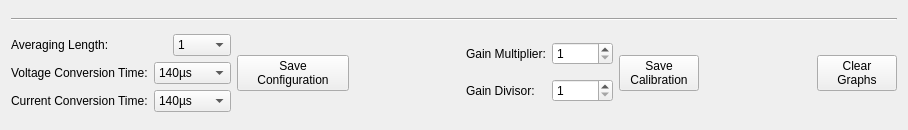
Qt form src/brickv/plugin_system/plugins/voltage_current_v2/ui/voltage_current_v2.ui (Tinkerforge/brickv) before a commit.
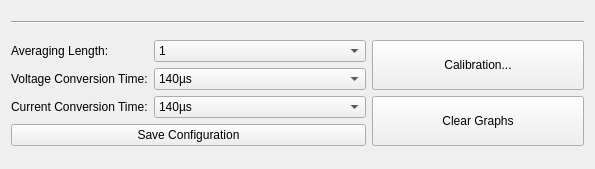
The same form after that commit.

Commit message: voltage-current-v2: Add plugin

```diff
--- a/src/brickv/plugin_system/plugins/voltage_current_v2/ui/voltage_current_v2.ui
+++ b/src/brickv/plugin_system/plugins/voltage_current_v2/ui/voltage_current_v2.ui
@@ -6,8 +6,8 @@
    <rect>
     <x>0</x>
     <y>0</y>
-    <width>908</width>
-    <height>130</height>
+    <width>595</width>
+    <height>169</height>
    </rect>
   </property>
   <property name="windowTitle">
@@ -22,315 +22,232 @@
     </widget>
    </item>
    <item>
-    <layout class="QHBoxLayout" name="horizontalLayout">
-     <item>
-      <layout class="QVBoxLayout" name="verticalLayout_3">
-       <item>
-        <layout class="QHBoxLayout" name="horizontalLayout_4">
-         <item>
-          <widget class="QLabel" name="label_5">
-           <property name="text">
-            <string>Averaging Length:</string>
-           </property>
-          </widget>
-         </item>
-         <item>
-          <widget class="QComboBox" name="averaging_box">
-           <property name="sizePolicy">
-            <sizepolicy hsizetype="Fixed" vsizetype="Fixed">
-             <horstretch>0</horstretch>
-             <verstretch>0</verstretch>
-            </sizepolicy>
-           </property>
-           <item>
-            <property name="text">
-             <string>1</string>
-            </property>
-           </item>
-           <item>
-            <property name="text">
-             <string>4</string>
-            </property>
-           </item>
-           <item>
-            <property name="text">
-             <string>16</string>
-            </property>
-           </item>
-           <item>
-            <property name="text">
-             <string>64</string>
-            </property>
-           </item>
-           <item>
-            <property name="text">
-             <string>128</string>
-            </property>
-           </item>
-           <item>
-            <property name="text">
-             <string>256</string>
-            </property>
-           </item>
-           <item>
-            <property name="text">
-             <string>512</string>
-            </property>
-           </item>
-           <item>
-            <property name="text">
-             <string>1024</string>
-            </property>
-           </item>
-          </widget>
-         </item>
-        </layout>
-       </item>
-       <item>
-        <layout class="QHBoxLayout" name="horizontalLayout_5">
-         <item>
-          <widget class="QLabel" name="label_6">
-           <property name="text">
-            <string>Voltage Conversion Time:</string>
-           </property>
-          </widget>
-         </item>
-         <item>
-          <widget class="QComboBox" name="voltage_box">
-           <property name="sizePolicy">
-            <sizepolicy hsizetype="Fixed" vsizetype="Fixed">
-             <horstretch>0</horstretch>
-             <verstretch>0</verstretch>
-            </sizepolicy>
-           </property>
-           <item>
-            <property name="text">
-             <string>140µs</string>
-            </property>
-           </item>
-           <item>
-            <property name="text">
-             <string>204µs</string>
-            </property>
-           </item>
-           <item>
-            <property name="text">
-             <string>332µs</string>
-            </property>
-           </item>
-           <item>
-            <property name="text">
-             <string>588µs</string>
-            </property>
-           </item>
-           <item>
-            <property name="text">
-             <string>1.1ms</string>
-            </property>
-           </item>
-           <item>
-            <property name="text">
-             <string>2.116ms</string>
-            </property>
-           </item>
-           <item>
-            <property name="text">
-             <string>4.156ms</string>
-            </property>
-           </item>
-           <item>
-            <property name="text">
-             <string>8.244ms</string>
-            </property>
-           </item>
-          </widget>
-         </item>
-        </layout>
-       </item>
-       <item>
-        <layout class="QHBoxLayout" name="horizontalLayout_6">
-         <item>
-          <widget class="QLabel" name="label_7">
-           <property name="text">
-            <string>Current Conversion Time:</string>
-           </property>
-          </widget>
-         </item>
-         <item>
-          <widget class="QComboBox" name="current_box">
-           <property name="sizePolicy">
-            <sizepolicy hsizetype="Fixed" vsizetype="Fixed">
-             <horstretch>0</horstretch>
-             <verstretch>0</verstretch>
-            </sizepolicy>
-           </property>
-           <item>
-            <property name="text">
-             <string>140µs</string>
-            </property>
-           </item>
-           <item>
-            <property name="text">
-             <string>204µs</string>
-            </property>
-           </item>
-           <item>
-            <property name="text">
-             <string>332µs</string>
-            </property>
-           </item>
-           <item>
-            <property name="text">
-             <string>588µs</string>
-            </property>
-           </item>
-           <item>
-            <property name="text">
-             <string>1.1ms</string>
-            </property>
-           </item>
-           <item>
-            <property name="text">
-             <string>2.116ms</string>
-            </property>
-           </item>
-           <item>
-            <property name="text">
-             <string>4.156ms</string>
-            </property>
-           </item>
-           <item>
-            <property name="text">
-             <string>8.244ms</string>
-            </property>
-           </item>
-          </widget>
-         </item>
-        </layout>
-       </item>
-      </layout>
+    <layout class="QGridLayout" name="gridLayout_6">
+     <item row="2" column="0">
+      <widget class="QLabel" name="label_7">
+       <property name="sizePolicy">
+        <sizepolicy hsizetype="Minimum" vsizetype="Preferred">
+         <horstretch>0</horstretch>
+         <verstretch>0</verstretch>
+        </sizepolicy>
+       </property>
+       <property name="text">
+        <string>Current Conversion Time:</string>
+       </property>
+      </widget>
      </item>
-     <item>
-      <widget class="QPushButton" name="save_conf_button">
+     <item row="2" column="1">
+      <widget class="QComboBox" name="current_box">
        <property name="sizePolicy">
         <sizepolicy hsizetype="Expanding" vsizetype="Fixed">
          <horstretch>0</horstretch>
          <verstretch>0</verstretch>
         </sizepolicy>
        </property>
+       <item>
+        <property name="text">
+         <string>140µs</string>
+        </property>
+       </item>
+       <item>
+        <property name="text">
+         <string>204µs</string>
+        </property>
+       </item>
+       <item>
+        <property name="text">
+         <string>332µs</string>
+        </property>
+       </item>
+       <item>
+        <property name="text">
+         <string>588µs</string>
+        </property>
+       </item>
+       <item>
+        <property name="text">
+         <string>1.1ms</string>
+        </property>
+       </item>
+       <item>
+        <property name="text">
+         <string>2.116ms</string>
+        </property>
+       </item>
+       <item>
+        <property name="text">
+         <string>4.156ms</string>
+        </property>
+       </item>
+       <item>
+        <property name="text">
+         <string>8.244ms</string>
+        </property>
+       </item>
+      </widget>
+     </item>
+     <item row="0" column="2" rowspan="2">
+      <widget class="QPushButton" name="button_calibration">
+       <property name="sizePolicy">
+        <sizepolicy hsizetype="Expanding" vsizetype="Expanding">
+         <horstretch>0</horstretch>
+         <verstretch>0</verstretch>
+        </sizepolicy>
+       </property>
        <property name="text">
-        <string>Save
-Configuration</string>
+        <string>Calibration...</string>
        </property>
       </widget>
      </item>
-     <item>
-      <spacer name="horizontalSpacer">
-       <property name="orientation">
-        <enum>Qt::Horizontal</enum>
-       </property>
-       <property name="sizeHint" stdset="0">
-        <size>
-         <width>40</width>
-         <height>20</height>
-        </size>
-       </property>
-      </spacer>
-     </item>
-     <item>
-      <layout class="QHBoxLayout" name="layout_cal">
-       <item>
-        <layout class="QVBoxLayout" name="verticalLayout_2">
-         <item>
-          <layout class="QHBoxLayout" name="horizontalLayout_2">
-           <item>
-            <widget class="QLabel" name="label_2">
-             <property name="text">
-              <string>Gain Multiplier:</string>
-             </property>
-            </widget>
-           </item>
-           <item>
-            <widget class="QSpinBox" name="gainmul_spinbox">
-             <property name="sizePolicy">
-              <sizepolicy hsizetype="Fixed" vsizetype="Fixed">
-               <horstretch>0</horstretch>
-               <verstretch>0</verstretch>
-              </sizepolicy>
-             </property>
-             <property name="minimum">
-              <number>1</number>
-             </property>
-             <property name="maximum">
-              <number>65536</number>
-             </property>
-            </widget>
-           </item>
-          </layout>
-         </item>
-         <item>
-          <layout class="QHBoxLayout" name="horizontalLayout_3">
-           <item>
-            <widget class="QLabel" name="label_3">
-             <property name="text">
-              <string>Gain Divisor:</string>
-             </property>
-            </widget>
-           </item>
-           <item>
-            <widget class="QSpinBox" name="gaindiv_spinbox">
-             <property name="sizePolicy">
-              <sizepolicy hsizetype="Fixed" vsizetype="Fixed">
-               <horstretch>0</horstretch>
-               <verstretch>0</verstretch>
-              </sizepolicy>
-             </property>
-             <property name="minimum">
-              <number>1</number>
-             </property>
-             <property name="maximum">
-              <number>65536</number>
-             </property>
-            </widget>
-           </item>
-          </layout>
-         </item>
-        </layout>
-       </item>
-       <item>
-        <widget class="QPushButton" name="save_cal_button">
-         <property name="sizePolicy">
-          <sizepolicy hsizetype="Expanding" vsizetype="Fixed">
-           <horstretch>0</horstretch>
-           <verstretch>0</verstretch>
-          </sizepolicy>
-         </property>
-         <property name="text">
-          <string>Save
-Calibration</string>
-         </property>
-        </widget>
-       </item>
-      </layout>
-     </item>
-     <item>
-      <spacer name="horizontalSpacer_2">
-       <property name="orientation">
-        <enum>Qt::Horizontal</enum>
-       </property>
-       <property name="sizeHint" stdset="0">
-        <size>
-         <width>40</width>
-         <height>20</height>
-        </size>
-       </property>
-      </spacer>
-     </item>
-     <item>
+     <item row="2" column="2" rowspan="2">
       <widget class="QPushButton" name="button_clear_graphs">
+       <property name="sizePolicy">
+        <sizepolicy hsizetype="Expanding" vsizetype="Expanding">
+         <horstretch>0</horstretch>
+         <verstretch>0</verstretch>
+        </sizepolicy>
+       </property>
        <property name="text">
-        <string>Clear
-Graphs</string>
+        <string>Clear Graphs</string>
+       </property>
+      </widget>
+     </item>
+     <item row="3" column="0" colspan="2">
+      <widget class="QPushButton" name="save_conf_button">
+       <property name="sizePolicy">
+        <sizepolicy hsizetype="Expanding" vsizetype="Fixed">
+         <horstretch>0</horstretch>
+         <verstretch>0</verstretch>
+        </sizepolicy>
+       </property>
+       <property name="text">
+        <string>Save Configuration</string>
+       </property>
+      </widget>
+     </item>
+     <item row="0" column="0">
+      <widget class="QLabel" name="label_5">
+       <property name="sizePolicy">
+        <sizepolicy hsizetype="Minimum" vsizetype="Preferred">
+         <horstretch>0</horstretch>
+         <verstretch>0</verstretch>
+        </sizepolicy>
+       </property>
+       <property name="text">
+        <string>Averaging Length:</string>
+       </property>
+      </widget>
+     </item>
+     <item row="1" column="1">
+      <widget class="QComboBox" name="voltage_box">
+       <property name="sizePolicy">
+        <sizepolicy hsizetype="Expanding" vsizetype="Fixed">
+         <horstretch>0</horstretch>
+         <verstretch>0</verstretch>
+        </sizepolicy>
+       </property>
+       <item>
+        <property name="text">
+         <string>140µs</string>
+        </property>
+       </item>
+       <item>
+        <property name="text">
+         <string>204µs</string>
+        </property>
+       </item>
+       <item>
+        <property name="text">
+         <string>332µs</string>
+        </property>
+       </item>
+       <item>
+        <property name="text">
+         <string>588µs</string>
+        </property>
+       </item>
+       <item>
+        <property name="text">
+         <string>1.1ms</string>
+        </property>
+       </item>
+       <item>
+        <property name="text">
+         <string>2.116ms</string>
+        </property>
+       </item>
+       <item>
+        <property name="text">
+         <string>4.156ms</string>
+        </property>
+       </item>
+       <item>
+        <property name="text">
+         <string>8.244ms</string>
+        </property>
+       </item>
+      </widget>
+     </item>
+     <item row="0" column="1">
+      <widget class="QComboBox" name="averaging_box">
+       <property name="sizePolicy">
+        <sizepolicy hsizetype="Expanding" vsizetype="Fixed">
+         <horstretch>0</horstretch>
+         <verstretch>0</verstretch>
+        </sizepolicy>
+       </property>
+       <item>
+        <property name="text">
+         <string>1</string>
+        </property>
+       </item>
+       <item>
+        <property name="text">
+         <string>4</string>
+        </property>
+       </item>
+       <item>
+        <property name="text">
+         <string>16</string>
+        </property>
+       </item>
+       <item>
+        <property name="text">
+         <string>64</string>
+        </property>
+       </item>
+       <item>
+        <property name="text">
+         <string>128</string>
+        </property>
+       </item>
+       <item>
+        <property name="text">
+         <string>256</string>
+        </property>
+       </item>
+       <item>
+        <property name="text">
+         <string>512</string>
+        </property>
+       </item>
+       <item>
+        <property name="text">
+         <string>1024</string>
+        </property>
+       </item>
+      </widget>
+     </item>
+     <item row="1" column="0">
+      <widget class="QLabel" name="label_6">
+       <property name="sizePolicy">
+        <sizepolicy hsizetype="Minimum" vsizetype="Preferred">
+         <horstretch>0</horstretch>
+         <verstretch>0</verstretch>
+        </sizepolicy>
+       </property>
+       <property name="text">
+        <string>Voltage Conversion Time:</string>
        </property>
       </widget>
      </item>
```
The commit also changes 4 other files.
